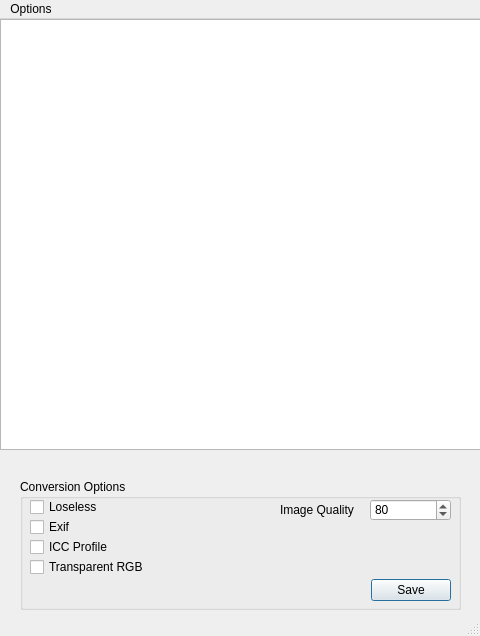
Qt form WebPConverterGUI.ui (C4NU/Paddie) before a commit.
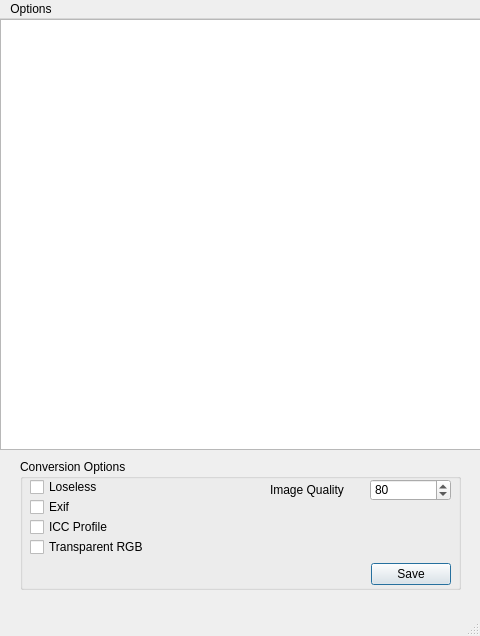
The same form after that commit. Icons and pictures are not drawn.

Commit message: [FIX] macOS UI상으로 좀 유격이 있는 문제 해결

Patch:
```diff
--- a/WebPConverterGUI.ui
+++ b/WebPConverterGUI.ui
@@ -62,7 +62,7 @@
     <property name="geometry">
      <rect>
       <x>20</x>
-      <y>460</y>
+      <y>440</y>
       <width>441</width>
       <height>131</height>
      </rect>
@@ -105,9 +105,9 @@
     <widget class="QLabel" name="label">
      <property name="geometry">
       <rect>
-       <x>260</x>
+       <x>250</x>
        <y>20</y>
-       <width>81</width>
+       <width>91</width>
        <height>21</height>
       </rect>
      </property>
@@ -121,7 +121,7 @@
        <x>350</x>
        <y>100</y>
        <width>81</width>
-       <height>23</height>
+       <height>31</height>
       </rect>
      </property>
      <property name="standardButtons">
```
Left out of the diff: 2 changed lines with no effect on the pictures.
